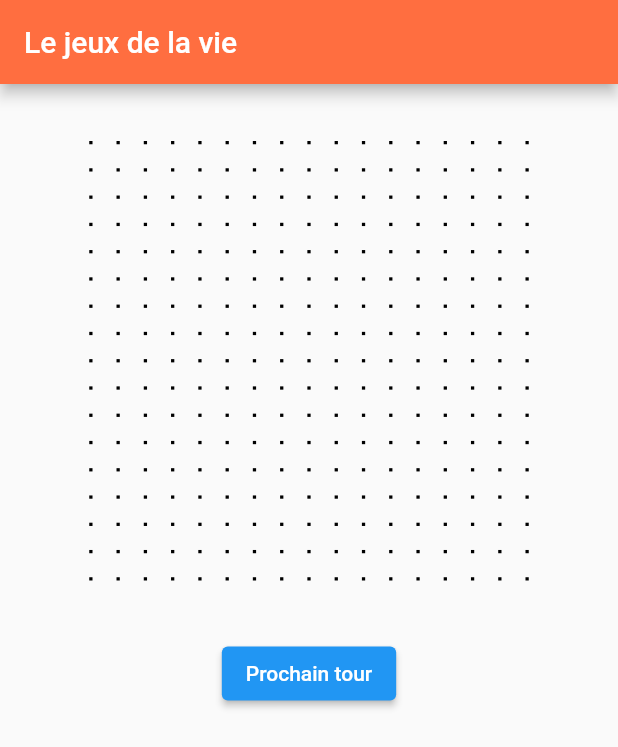
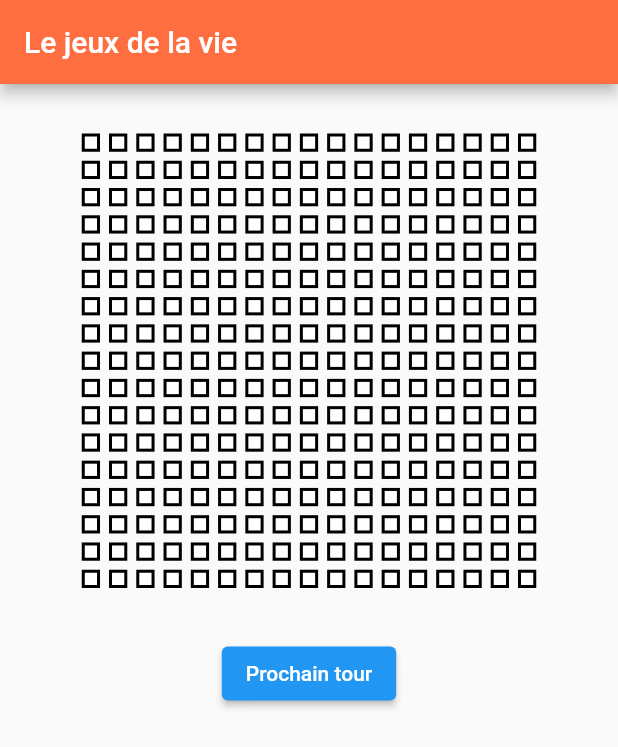
Before and after one commit to HugoM38/game_of_life, a Flutter app: the screen it shows after launch, on a phone screen of 412 x 824 dp. Shown: the top 747 px of the screen. Run offline on Flutter 3.47's test engine with Material 2 defaults, Android fonts, the phone set to English and light mode, and no system bars.

Commit message:
fix: reduce padding beetween cells

```diff
--- a/lib/ui/widgets/cell_grid.dart
+++ b/lib/ui/widgets/cell_grid.dart
@@ -31,7 +31,7 @@ class _CellGridState extends State<CellGrid> {
                 ),
                 itemBuilder: (BuildContext context, int index) {
                   return Padding(
-                    padding: const EdgeInsets.all(8.0),
+                    padding: const EdgeInsets.all(3.0),
                     child: GestureDetector(
                       onTap: () {
                         setState(() {
```
